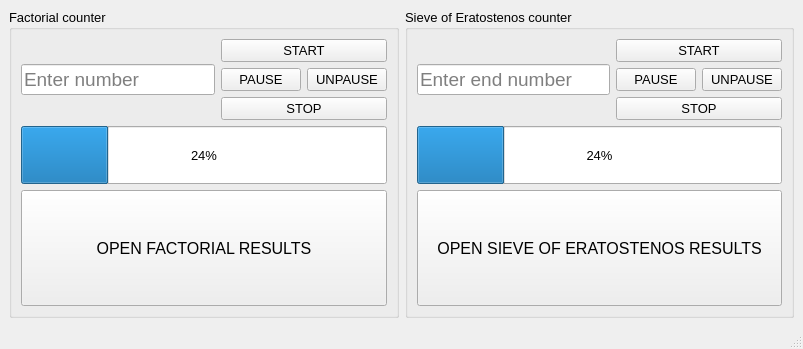
Before: the Qt Designer form mainwindow.ui in filipmiskarik/multithrads, drawn with Qt 5.
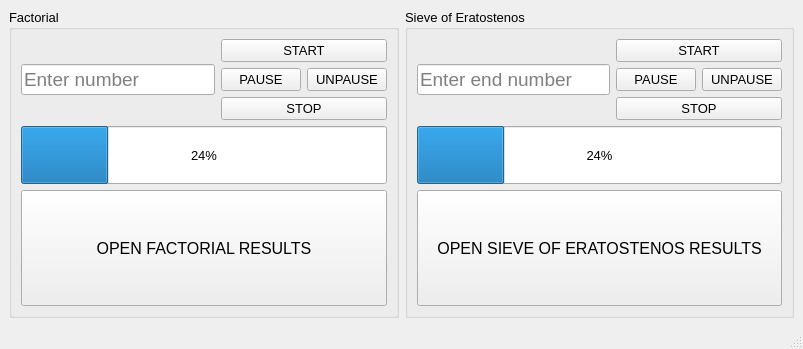
After: the same form once the commit is applied.

The edit to the form file:
```diff
--- a/mainwindow.ui
+++ b/mainwindow.ui
@@ -31,7 +31,7 @@
          </font>
         </property>
         <property name="title">
-         <string>Sieve of Eratostenos counter</string>
+         <string>Sieve of Eratostenos</string>
         </property>
         <layout class="QVBoxLayout" name="verticalLayout_2">
          <item>
@@ -134,7 +134,7 @@
          </font>
         </property>
         <property name="title">
-         <string>Factorial counter</string>
+         <string>Factorial</string>
         </property>
         <layout class="QVBoxLayout" name="verticalLayout">
          <item>
```
Left out of the diff: 3 changed lines with no effect on the pictures.
